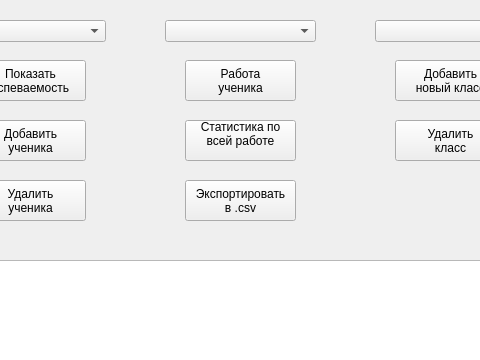
This is main_window.ui in dizonos/StaPoR as Qt 5 draws it before an edit; both pictures show x 265 to 745 and y 0 to 360 of the 924 by 773 pixel window. The edited form follows.
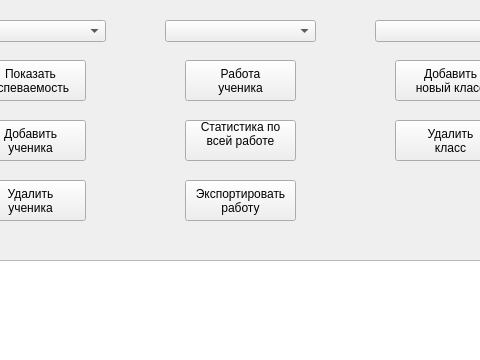
This is the edited form.

Commit message: исправлены мелкие надочёты

```diff
--- a/main_window.ui
+++ b/main_window.ui
@@ -108,7 +108,7 @@
     </property>
     <property name="text">
      <string>Экспортировать 
-в .csv</string>
+работу</string>
     </property>
    </widget>
    <widget class="QComboBox" name="comboBox_2">
```
The commit also changes 1 other file.
